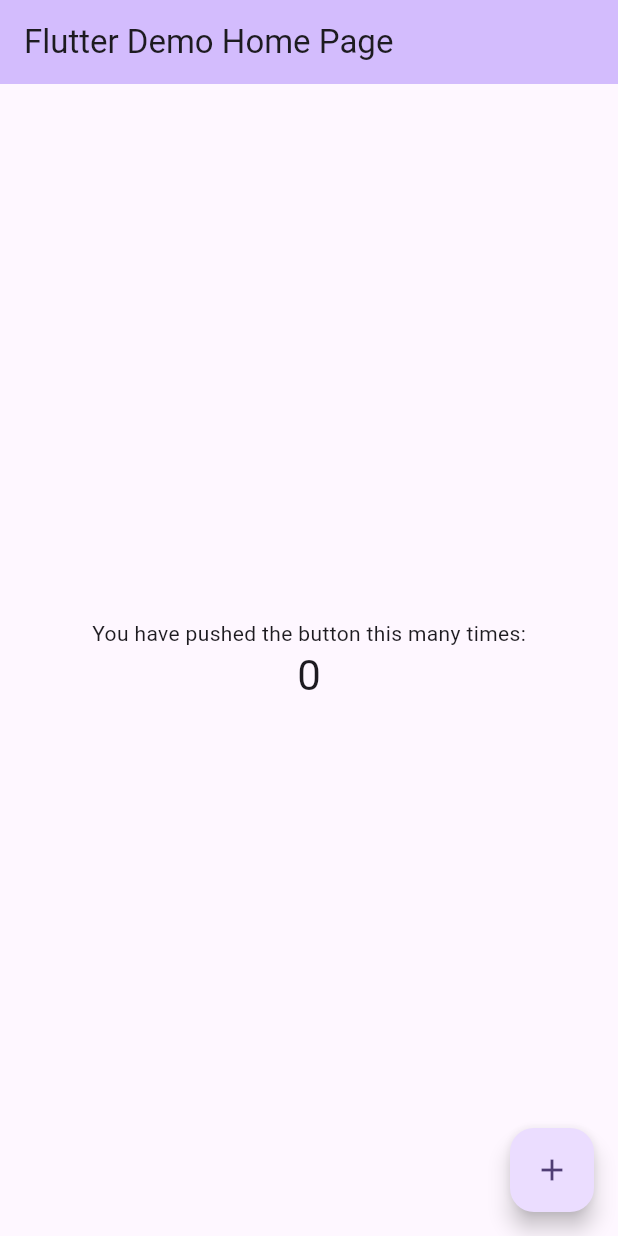
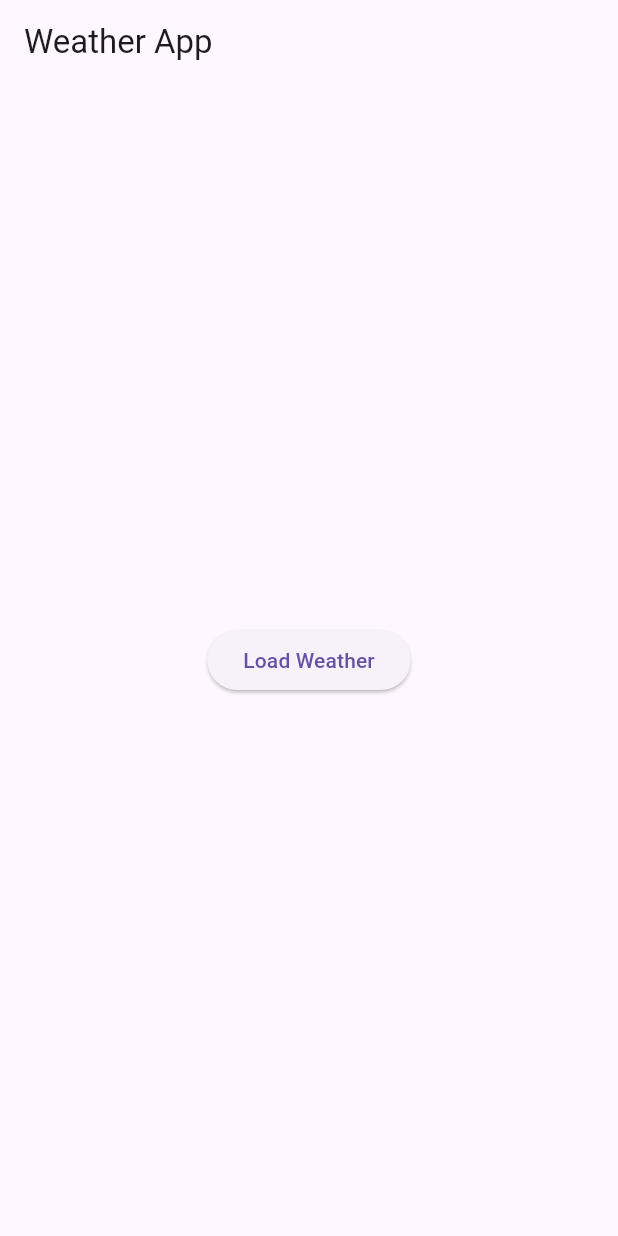
Before and after one commit to OkyayBegum/weather_app_flutter, a Flutter app: the screen it shows after launch, on a phone screen of 412 x 824 dp. Run offline on Flutter 3.47's test engine with Material 3 defaults, Android fonts, the phone set to English and light mode, and no system bars.

Commit message:
Add provider dependency to pubspec

```diff
--- a/lib/main.dart
+++ b/lib/main.dart
@@ -1,125 +1,28 @@
 import 'package:flutter/material.dart';
+import 'package:provider/provider.dart';
+import 'providers/weather_provider.dart';
+import 'screens/home/home_screen.dart';
 
 void main() {
-  runApp(const MyApp());
+  runApp(
+    MultiProvider(
+      providers: [
+        ChangeNotifierProvider(create: (_) => WeatherProvider()),
+      ],
+      child: const MyApp(),
+    ),
+  );
 }
 
 class MyApp extends StatelessWidget {
   const MyApp({super.key});
 
-  // This widget is the root of your application.
   @override
   Widget build(BuildContext context) {
     return MaterialApp(
-      title: 'Flutter Demo',
-      theme: ThemeData(
-        // This is the theme of your application.
-        //
-        // TRY THIS: Try running your application with "flutter run". You'll see
-        // the application has a purple toolbar. Then, without quitting the app,
-        // try changing the seedColor in the colorScheme below to Colors.green
-        // and then invoke "hot reload" (save your changes or press the "hot
-        // reload" button in a Flutter-supported IDE, or press "r" if you used
-        // the command line to start the app).
-        //
-        // Notice that the counter didn't reset back to zero; the application
-        // state is not lost during the reload. To reset the state, use hot
-        // restart instead.
-        //
-        // This works for code too, not just values: Most code changes can be
-        // tested with just a hot reload.
-        colorScheme: ColorScheme.fromSeed(seedColor: Colors.deepPurple),
-        useMaterial3: true,
-      ),
-      home: const MyHomePage(title: 'Flutter Demo Home Page'),
+      title: 'Weather App',
+      theme: ThemeData(primarySwatch: Colors.blue),
+      home: const HomeScreen(),
     );
   }
 }
-
-class MyHomePage extends StatefulWidget {
-  const MyHomePage({super.key, required this.title});
-
-  // This widget is the home page of your application. It is stateful, meaning
-  // that it has a State object (defined below) that contains fields that affect
-  // how it looks.
-
-  // This class is the configuration for the state. It holds the values (in this
-  // case the title) provided by the parent (in this case the App widget) and
-  // used by the build method of the State. Fields in a Widget subclass are
-  // always marked "final".
-
-  final String title;
-
-  @override
-  State<MyHomePage> createState() => _MyHomePageState();
-}
-
-class _MyHomePageState extends State<MyHomePage> {
-  int _counter = 0;
-
-  void _incrementCounter() {
-    setState(() {
-      // This call to setState tells the Flutter framework that something has
-      // changed in this State, which causes it to rerun the build method below
-      // so that the display can reflect the updated values. If we changed
-      // _counter without calling setState(), then the build method would not be
-      // called again, and so nothing would appear to happen.
-      _counter++;
-    });
-  }
-
-  @override
-  Widget build(BuildContext context) {
-    // This method is rerun every time setState is called, for instance as done
-    // by the _incrementCounter method above.
-    //
-    // The Flutter framework has been optimized to make rerunning build methods
-    // fast, so that you can just rebuild anything that needs updating rather
-    // than having to individually change instances of widgets.
-    return Scaffold(
-      appBar: AppBar(
-        // TRY THIS: Try changing the color here to a specific color (to
-        // Colors.amber, perhaps?) and trigger a hot reload to see the AppBar
-        // change color while the other colors stay the same.
-        backgroundColor: Theme.of(context).colorScheme.inversePrimary,
-        // Here we take the value from the MyHomePage object that was created by
-        // the App.build method, and use it to set our appbar title.
-        title: Text(widget.title),
-      ),
-      body: Center(
-        // Center is a layout widget. It takes a single child and positions it
-        // in the middle of the parent.
-        child: Column(
-          // Column is also a layout widget. It takes a list of children and
-          // arranges them vertically. By default, it sizes itself to fit its
-          // children horizontally, and tries to be as tall as its parent.
-          //
-          // Column has various properties to control how it sizes itself and
-          // how it positions its children. Here we use mainAxisAlignment to
-          // center the children vertically; the main axis here is the vertical
-          // axis because Columns are vertical (the cross axis would be
-          // horizontal).
-          //
-          // TRY THIS: Invoke "debug painting" (choose the "Toggle Debug Paint"
-          // action in the IDE, or press "p" in the console), to see the
-          // wireframe for each widget.
-          mainAxisAlignment: MainAxisAlignment.center,
-          children: <Widget>[
-            const Text(
-              'You have pushed the button this many times:',
-            ),
-            Text(
-              '$_counter',
-              style: Theme.of(context).textTheme.headlineMedium,
-            ),
-          ],
-        ),
-      ),
-      floatingActionButton: FloatingActionButton(
-        onPressed: _incrementCounter,
-        tooltip: 'Increment',
-        child: const Icon(Icons.add),
-      ), // This trailing comma makes auto-formatting nicer for build methods.
-    );
-  }
-}
--- /dev/null
+++ b/lib/screens/home/home_screen.dart
@@ -0,0 +1,50 @@
+import 'package:flutter/material.dart';
+import 'package:provider/provider.dart';
+import '../../providers/weather_provider.dart';
+
+class HomeScreen extends StatelessWidget {
+  const HomeScreen({super.key});
+
+  @override
+  Widget build(BuildContext context) {
+    final weatherProvider = Provider.of<WeatherProvider>(context);
+
+    return Scaffold(
+      appBar: AppBar(
+        title: const Text('Weather App'),
+      ),
+      body: Center(
+        child: weatherProvider.isLoading
+            ? const CircularProgressIndicator()
+            : weatherProvider.errorMessage != null
+                ? Text('Error: ${weatherProvider.errorMessage}')
+                : weatherProvider.weather != null
+                    ? Column(
+                        mainAxisAlignment: MainAxisAlignment.center,
+                        children: [
+                          Text(
+                            weatherProvider.weather!.cityName,
+                            style: const TextStyle(fontSize: 24),
+                          ),
+                          const SizedBox(height: 10),
+                          Text(
+                            '${weatherProvider.weather!.temperature} °C',
+                            style: const TextStyle(fontSize: 40),
+                          ),
+                          const SizedBox(height: 5),
+                          Text(
+                            weatherProvider.weather!.description,
+                            style: const TextStyle(fontSize: 20),
+                          ),
+                        ],
+                      )
+                    : ElevatedButton(
+                        onPressed: () {
+                          weatherProvider.fetchWeather('Istanbul');
+                        },
+                        child: const Text('Load Weather'),
+                      ),
+      ),
+    );
+  }
+}
--- a/pubspec.yaml
+++ b/pubspec.yaml
@@ -31,6 +31,7 @@ dependencies:
   flutter:
     sdk: flutter
   http: ^0.13.6
+  provider: ^6.1.1
 
 
   # The following adds the Cupertino Icons font to your application.
```
Also changed, not shown: pubspec.lock.
